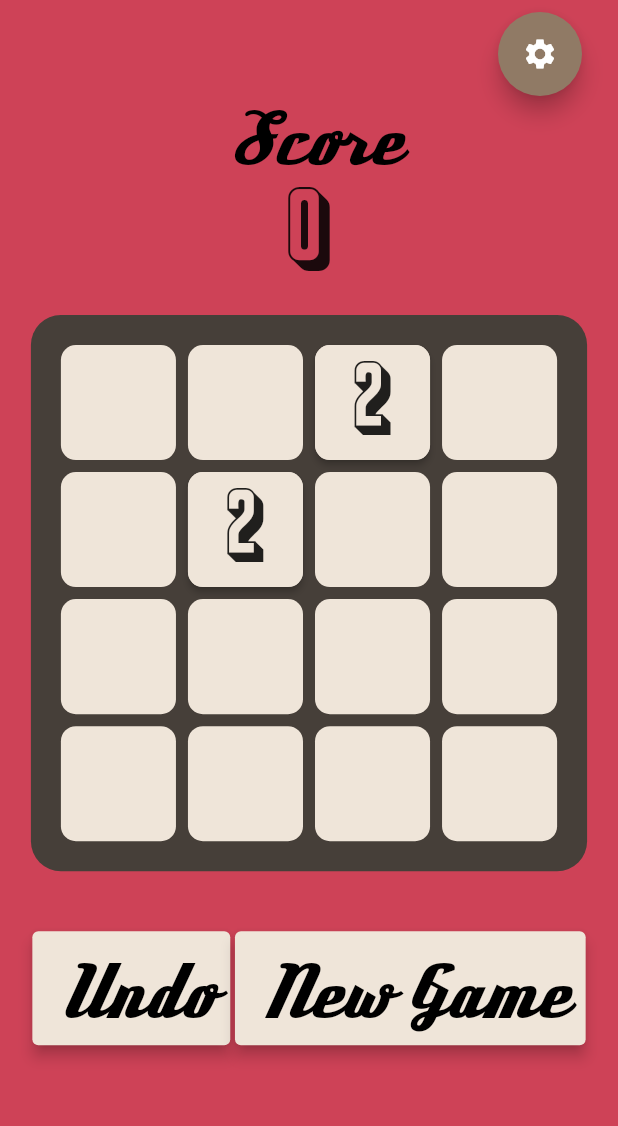
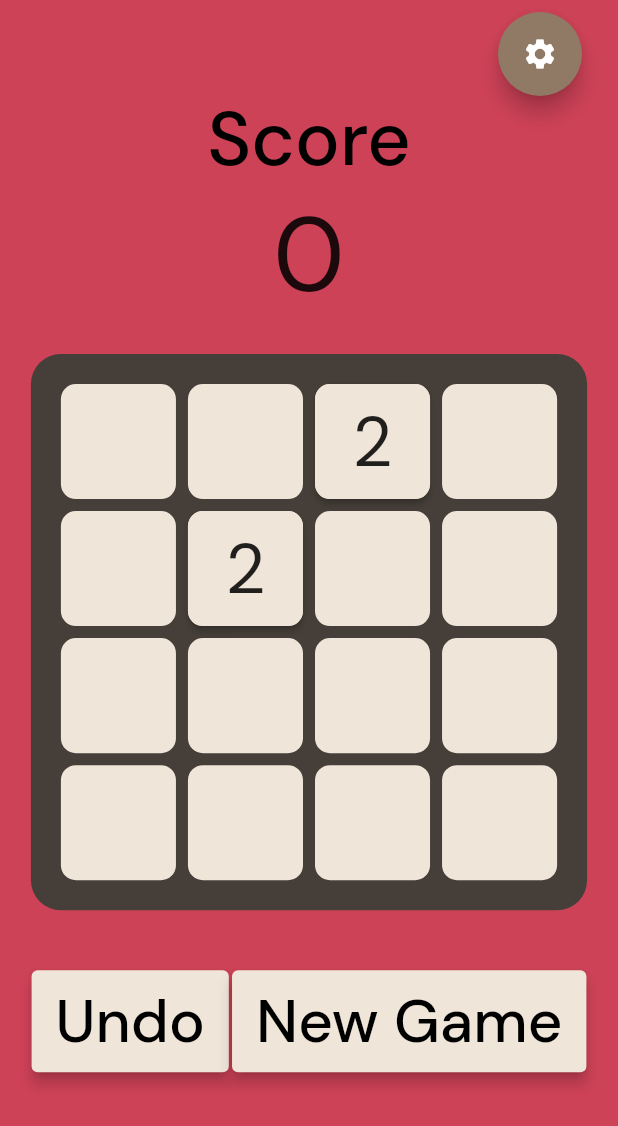
Before and after one commit to yasht01/puzzle-hack-2048, a Flutter app: the screen it shows after launch, on a phone screen of 412 x 824 dp. Shown: the top 1126 px of the screen. Run offline on Flutter 3.47's test engine with Material 2 defaults, Android fonts, the phone set to English and light mode, and no system bars; our stand-ins replace flutter_riverpod, google_fonts.

Commit message:
feat: user score provider
- add ThemeData class
- refactor code into seperate widget
- minor overflow fixes

```diff
--- a/lib/constants.dart
+++ /dev/null
@@ -1,25 +0,0 @@
-import 'package:flutter/material.dart';
-
-const Color kScaffoldBackgroudColor = Color(0xfffaf8ef);
-const Color kModifiedScaffoldColor = Color(0xffce4257);
-const Color kGameBoardColor = Color.fromARGB(255, 70, 63, 57);
-const Color kButtonTextColor = Color.fromARGB(255, 0, 0, 0);
-const Color kButtonBgColor = Color(0xffefe5d9);
-
-var kButtonStyle = TextButton.styleFrom(
-  backgroundColor: const Color(0xff907a65),
-  elevation: 4,
-  splashFactory: InkRipple.splashFactory,
-  primary: const Color(0xffd6cdc4),
-);
-
-const TextStyle kTextStyle = TextStyle(
-    fontSize: 50,
-    fontWeight: FontWeight.w500,
-    fontFamily: 'Deftone Stylus',
-    color: kButtonTextColor);
-
-const TextStyle kBoardStyle = TextStyle(
-  fontSize: 40,
-  fontFamily: 'Franchise',
-);
--- a/lib/main.dart
+++ b/lib/main.dart
@@ -2,6 +2,7 @@ import 'package:flutter/material.dart';
 import 'package:flutter_riverpod/flutter_riverpod.dart';
 
 import 'screens/home_page.dart';
+import 'utils/constants.dart';
 
 void main() {
   runApp(const MyApp());
@@ -16,10 +17,7 @@ class MyApp extends StatelessWidget {
       child: MaterialApp(
         title: '2048',
         debugShowCheckedModeBanner: false,
-        theme: ThemeData(
-          primarySwatch: Colors.blue,
-          splashColor: const Color(0xffd6cdc4),
-        ),
+        theme: kThemeData,
         home: const HomePage(),
       ),
     );
--- /dev/null
+++ b/lib/providers/user_data_provider.dart
@@ -0,0 +1,5 @@
+import 'package:flutter_riverpod/flutter_riverpod.dart';
+
+import '../models/user_data.dart';
+
+final userScoreProvider = StateProvider<UserData>((ref) => UserData(score: 0));
--- a/lib/screens/home_page.dart
+++ b/lib/screens/home_page.dart
@@ -1,7 +1,9 @@
 import 'package:flutter/material.dart';
 import 'package:flutter_riverpod/flutter_riverpod.dart';
-import '../constants.dart';
-import '../game_board.dart';
+
+import '../utils/constants.dart';
+import '../providers/user_data_provider.dart';
+import 'widgets/game_board_widget.dart';
 import '../models/user_data.dart';
 
 class HomePage extends StatelessWidget {
@@ -24,7 +26,7 @@ class HomePage extends StatelessWidget {
         child: Column(
           mainAxisAlignment: MainAxisAlignment.spaceAround,
           children: [
-            UserScoreWidget(),
+            const UserScoreWidget(),
             const GameBoard(),
             Padding(
               padding: const EdgeInsets.all(20.0),
@@ -33,29 +35,31 @@ class HomePage extends StatelessWidget {
                 children: [
                   TextButton(
                     onPressed: () {},
-                    child: const Padding(
-                      padding: EdgeInsets.symmetric(horizontal: 8.0),
+                    child: Padding(
+                      padding: const EdgeInsets.symmetric(horizontal: 8.0),
                       child: Text(
                         'Undo',
-                        style: kTextStyle,
+                        style: kTextStyle.copyWith(fontSize: 40),
                       ),
                     ),
                     style: kButtonStyle.copyWith(
-                        backgroundColor:
-                            MaterialStateProperty.all(kButtonBgColor)),
+                      backgroundColor:
+                          MaterialStateProperty.all(kButtonBgColor),
+                    ),
                   ),
                   TextButton(
                     onPressed: () {},
-                    child: const Padding(
-                      padding: EdgeInsets.symmetric(horizontal: 8.0),
+                    child: Padding(
+                      padding: const EdgeInsets.symmetric(horizontal: 8.0),
                       child: Text(
                         'New Game',
-                        style: kTextStyle,
+                        style: kTextStyle.copyWith(fontSize: 40),
                       ),
                     ),
                     style: kButtonStyle.copyWith(
-                        backgroundColor:
-                            MaterialStateProperty.all(kButtonBgColor)),
+                      backgroundColor:
+                          MaterialStateProperty.all(kButtonBgColor),
+                    ),
                   )
                 ],
               ),
@@ -66,8 +70,6 @@ class HomePage extends StatelessWidget {
     );
   }
 }
-
-final userScoreProvider = StateProvider<UserData>((ref) => UserData(score: 0));
 
 class UserScoreWidget extends StatelessWidget {
   const UserScoreWidget({
--- a/lib/game_board.dart
+++ b/lib/screens/widgets/game_board_widget.dart
@@ -1,21 +1,20 @@
 import 'package:flutter/material.dart';
 import 'package:flutter_riverpod/flutter_riverpod.dart';
-import 'package:puzzle_2048/models/user_data.dart';
+import 'package:puzzle_2048/providers/user_data_provider.dart';
 
-import '../utils/constants.dart';
-import 'components/tile.dart';
-import 'constants.dart';
+import '../../../utils/constants.dart';
+import '../../components/tile.dart';
 
-class GameBoard extends StatefulWidget {
+class GameBoard extends ConsumerStatefulWidget {
   const GameBoard({
     Key? key,
   }) : super(key: key);
 
   @override
-  State<GameBoard> createState() => _GameBoardState();
+  ConsumerState<GameBoard> createState() => _GameBoardState();
 }
 
-class _GameBoardState extends State<GameBoard> with TickerProviderStateMixin {
+class _GameBoardState extends ConsumerState<GameBoard> with TickerProviderStateMixin {
   late AnimationController _controller;
 
   List<List<Tile>> grid = List.generate(
@@ -250,7 +249,9 @@ class _GameBoardState extends State<GameBoard> with TickerProviderStateMixin {
           firstNonZeroTile.moveTo(_controller, tiles[i].x, tiles[i].y);
           if (secondNonZeroTile.value != -1) {
             newValue += secondNonZeroTile.value;
-
+            ref.read(userScoreProvider).score += newValue;
+            print(ref.read(userScoreProvider).score);
+            ref.refresh(userScoreProvider);
             secondNonZeroTile.moveTo(_controller, tiles[i].x, tiles[i].y);
             secondNonZeroTile.bounce(_controller);
             secondNonZeroTile.changeNumber(_controller, newValue);
--- a/lib/utils/constants.dart
+++ b/lib/utils/constants.dart
@@ -1 +1,32 @@
+import 'package:flutter/material.dart';
+import 'package:google_fonts/google_fonts.dart';
+
+const Color kScaffoldBackgroudColor = Color(0xfffaf8ef);
+const Color kModifiedScaffoldColor = Color(0xffce4257);
+const Color kGameBoardColor = Color.fromARGB(255, 70, 63, 57);
+const Color kButtonTextColor = Color.fromARGB(255, 0, 0, 0);
+const Color kButtonBgColor = Color(0xffefe5d9);
+
+var kButtonStyle = TextButton.styleFrom(
+  backgroundColor: const Color(0xff907a65),
+  elevation: 4,
+  splashFactory: InkRipple.splashFactory,
+  primary: const Color(0xffd6cdc4),
+);
+
+final ThemeData kThemeData = ThemeData(
+  splashColor: const Color(0xffd6cdc4),
+  textTheme: GoogleFonts.dmSansTextTheme(),
+);
+
+const TextStyle kTextStyle = TextStyle(
+  fontSize: 50,
+  fontWeight: FontWeight.w500,
+  color: kButtonTextColor,
+);
+
+const TextStyle kBoardStyle = TextStyle(
+  fontSize: 40,
+);
+
 const kTileBorderRadius = 10.0;
```
